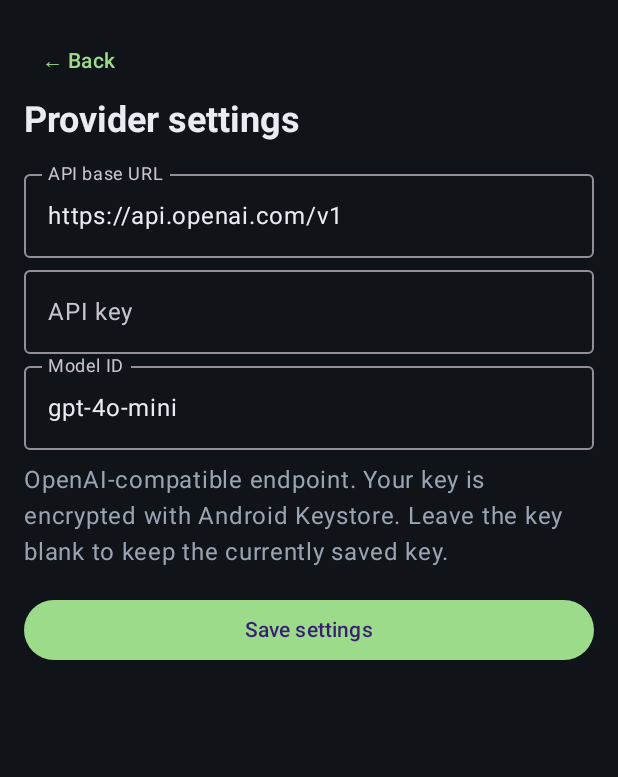
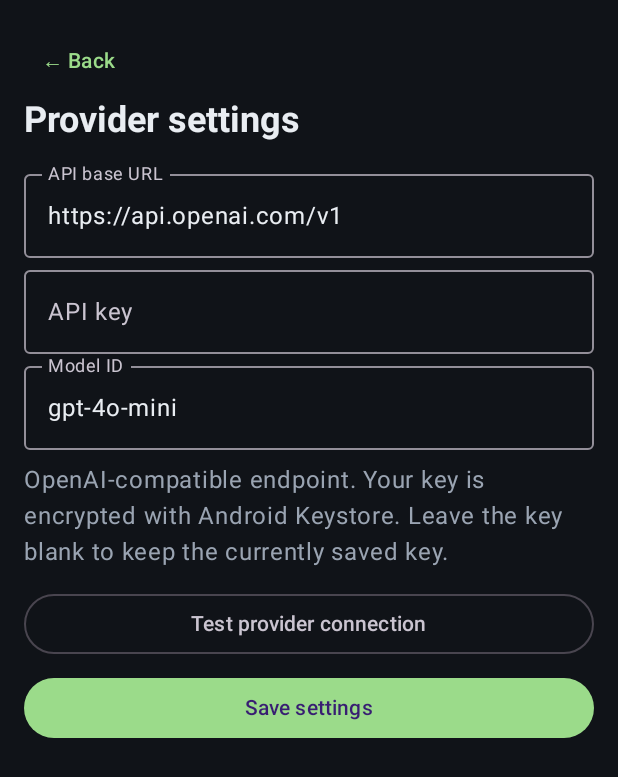
Before and after one commit to johnr1sh/AirFite, an Android app built with Jetpack Compose: the screen it shows after launch (MainActivity), after a tap on "Settings", on a phone screen of 412 x 824 dp. Shown: the top 777 px of the screen. Run offline under Robolectric (Android 15) with nearby library versions, the phone set to English and light mode, and no system bars.

Commit message:
Expose provider connection test in settings

```diff
--- a/app/src/main/java/dev/johnrish/pocketengineer/MainActivity.kt
+++ b/app/src/main/java/dev/johnrish/pocketengineer/MainActivity.kt
@@ -203,7 +203,10 @@ fun SettingsScreen(vm: ChatViewModel, onBack: () -> Unit) {
         Spacer(Modifier.height(8.dp))
         Text("OpenAI-compatible endpoint. Your key is encrypted with Android Keystore. Leave the key blank to keep the currently saved key.", color = muted)
         vm.settingsError?.let { Text(it, color = MaterialTheme.colorScheme.error) }
-        Spacer(Modifier.height(16.dp))
+        vm.connectionStatus?.let { Text(it, color = if (it.startsWith("Connected")) accent else MaterialTheme.colorScheme.error, modifier = Modifier.padding(top = 8.dp)) }
+        Spacer(Modifier.height(12.dp))
+        OutlinedButton(onClick = { vm.testConnection() }, enabled = !vm.testingConnection, modifier = Modifier.fillMaxWidth()) { Text(if (vm.testingConnection) "Testing connection…" else "Test provider connection") }
+        Spacer(Modifier.height(8.dp))
         Button(onClick = { if (vm.saveSettings()) onBack() }, modifier = Modifier.fillMaxWidth()) { Text("Save settings") }
     }
 }
```
